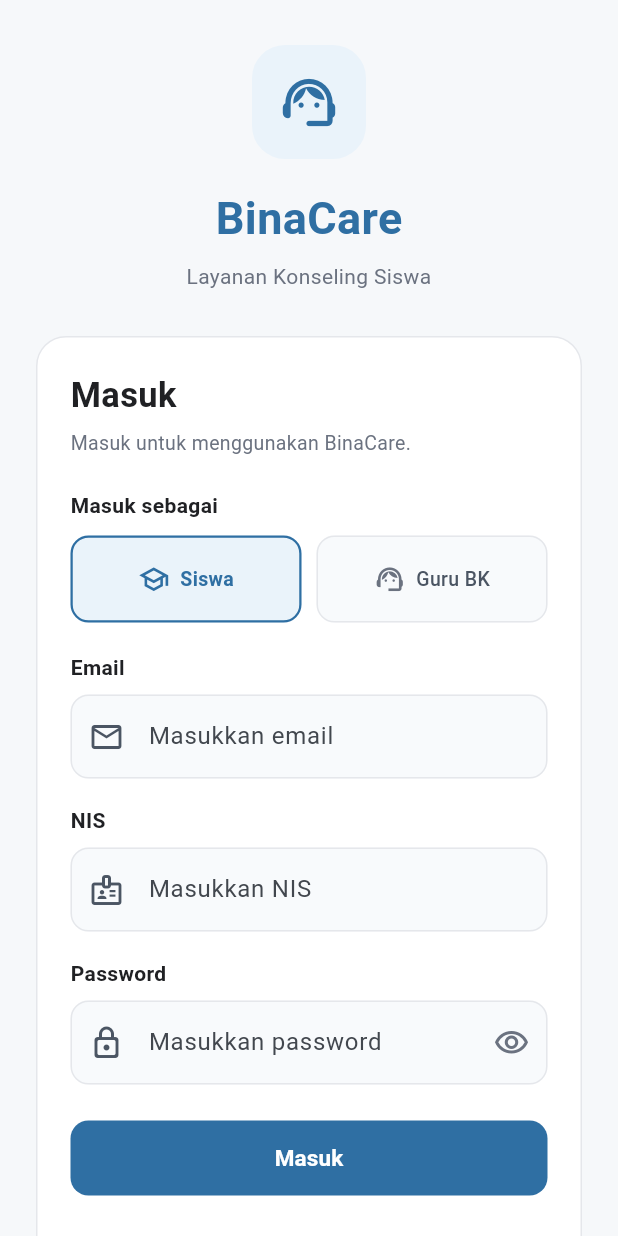
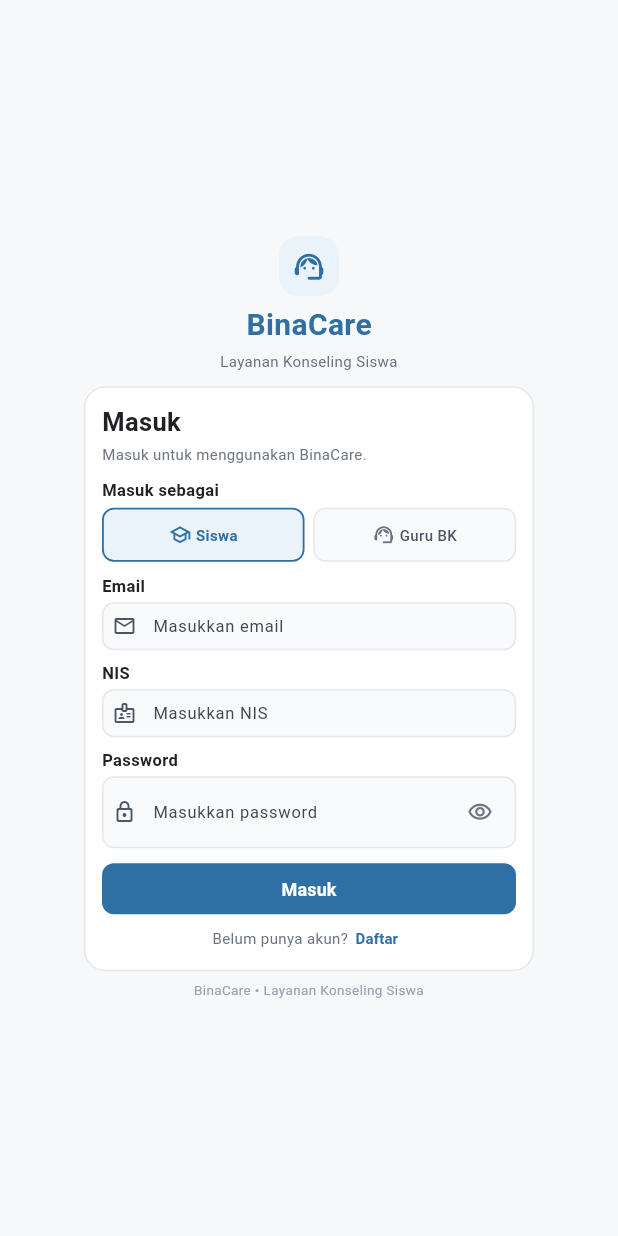
Before and after one commit to 2413025066/BinaCare, a Flutter app: the screen it shows after launch, on a phone screen of 412 x 824 dp. Run offline on Flutter 3.47's test engine with Material 3 defaults, Android fonts, the light colour scheme and no system bars; Roboto replaces fonts that are missing (Arial).

Commit message:
style: perkecil tampilan halaman login dan register

```diff
--- a/lib/pages/login_page.dart
+++ b/lib/pages/login_page.dart
@@ -1,3 +1,4 @@
+
 import 'package:flutter/material.dart';
 import 'register_page.dart';
 import 'student_dashboard.dart';
@@ -15,18 +16,14 @@ class _LoginPageState extends State<LoginPage> {
 
   final TextEditingController _emailController =
       TextEditingController();
-
   final TextEditingController _nisController =
       TextEditingController();
-
   final TextEditingController _nipController =
       TextEditingController();
-
   final TextEditingController _passwordController =
       TextEditingController();
 
   String selectedRole = 'Siswa';
-
   bool _obscurePassword = true;
 
   @override
@@ -44,9 +41,6 @@ class _LoginPageState extends State<LoginPage> {
     if (!_formKey.currentState!.validate()) {
       return;
     }
-
-    // LOGIN SEMENTARA
-    // Belum memeriksa data melalui database.
 
     if (selectedRole == 'Siswa') {
       Navigator.pushReplacement(
@@ -86,63 +80,64 @@ class _LoginPageState extends State<LoginPage> {
         child: Center(
           child: SingleChildScrollView(
             padding: const EdgeInsets.symmetric(
-              horizontal: 24,
-              vertical: 30,
+              horizontal: 16,
+              vertical: 8,
             ),
             child: ConstrainedBox(
               constraints: const BoxConstraints(
-                maxWidth: 430,
+                maxWidth: 300,
               ),
               child: Column(
+                mainAxisSize: MainAxisSize.min,
                 children: [
                   // ================= LOGO =================
 
                   Container(
-                    width: 76,
-                    height: 76,
+                    width: 40,
+                    height: 40,
                     decoration: BoxDecoration(
                       color: const Color(0xFFEAF3FA),
-                      borderRadius: BorderRadius.circular(22),
+                      borderRadius: BorderRadius.circular(13),
                     ),
                     child: const Icon(
                       Icons.support_agent_rounded,
                       color: Color(0xFF2F6FA3),
-                      size: 42,
+                      size: 23,
                     ),
                   ),
 
-                  const SizedBox(height: 18),
+                  const SizedBox(height: 5),
 
                   const Text(
                     'BinaCare',
                     style: TextStyle(
-                      fontSize: 30,
+                      fontSize: 20,
                       fontWeight: FontWeight.w700,
                       color: Color(0xFF2F6FA3),
                     ),
                   ),
 
-                  const SizedBox(height: 7),
+                  const SizedBox(height: 2),
 
                   const Text(
                     'Layanan Konseling Siswa',
                     textAlign: TextAlign.center,
                     style: TextStyle(
-                      fontSize: 14,
+                      fontSize: 10,
                       color: Color(0xFF6B7280),
                     ),
                   ),
 
-                  const SizedBox(height: 30),
+                  const SizedBox(height: 10),
 
                   // ================= CARD LOGIN =================
 
                   Container(
                     width: double.infinity,
-                    padding: const EdgeInsets.all(22),
+                    padding: const EdgeInsets.all(11),
                     decoration: BoxDecoration(
                       color: Colors.white,
-                      borderRadius: BorderRadius.circular(20),
+                      borderRadius: BorderRadius.circular(14),
                       border: Border.all(
                         color: const Color(0xFFE5E7EB),
                       ),
@@ -150,42 +145,34 @@ class _LoginPageState extends State<LoginPage> {
                     child: Form(
                       key: _formKey,
                       child: Column(
-                        crossAxisAlignment:
-                            CrossAxisAlignment.start,
+                        crossAxisAlignment: CrossAxisAlignment.start,
                         children: [
                           const Text(
                             'Masuk',
                             style: TextStyle(
-                              fontSize: 23,
+                              fontSize: 17,
                               fontWeight: FontWeight.w700,
                               color: Color(0xFF202124),
                             ),
                           ),
 
-                          const SizedBox(height: 6),
+                          const SizedBox(height: 2),
 
                           const Text(
                             'Masuk untuk menggunakan BinaCare.',
                             style: TextStyle(
-                              fontSize: 13,
+                              fontSize: 10,
                               color: Color(0xFF6B7280),
                             ),
                           ),
 
-                          const SizedBox(height: 22),
+                          const SizedBox(height: 9),
 
                           // ================= ROLE =================
 
-                          const Text(
-                            'Masuk sebagai',
-                            style: TextStyle(
-                              fontSize: 14,
-                              fontWeight: FontWeight.w600,
-                              color: Color(0xFF202124),
-                            ),
-                          ),
+                          _fieldLabel('Masuk sebagai'),
 
-                          const SizedBox(height: 10),
+                          const SizedBox(height: 4),
 
                           Row(
                             children: [
@@ -202,9 +189,7 @@ class _LoginPageState extends State<LoginPage> {
                                   },
                                 ),
                               ),
-
-                              const SizedBox(width: 10),
-
+                              const SizedBox(width: 6),
                               Expanded(
                                 child: _roleButton(
                                   title: 'Guru BK',
@@ -221,18 +206,19 @@ class _LoginPageState extends State<LoginPage> {
                             ],
                           ),
 
-                          const SizedBox(height: 20),
+                          const SizedBox(height: 8),
 
                           // ================= EMAIL =================
 
                           _fieldLabel('Email'),
 
-                          const SizedBox(height: 8),
+                          const SizedBox(height: 3),
 
                           TextFormField(
                             controller: _emailController,
                             keyboardType: TextInputType.emailAddress,
                             textInputAction: TextInputAction.next,
+                            style: const TextStyle(fontSize: 12),
                             decoration: _inputDecoration(
                               hint: 'Masukkan email',
                               icon: Icons.email_outlined,
@@ -254,7 +240,7 @@ class _LoginPageState extends State<LoginPage> {
                             },
                           ),
 
-                          const SizedBox(height: 18),
+                          const SizedBox(height: 7),
 
                           // ================= NIS / NIP =================
 
@@ -262,7 +248,7 @@ class _LoginPageState extends State<LoginPage> {
                             selectedRole == 'Siswa' ? 'NIS' : 'NIP',
                           ),
 
-                          const SizedBox(height: 8),
+                          const SizedBox(height: 3),
 
                           TextFormField(
                             controller: selectedRole == 'Siswa'
@@ -270,6 +256,7 @@ class _LoginPageState extends State<LoginPage> {
                                 : _nipController,
                             keyboardType: TextInputType.number,
                             textInputAction: TextInputAction.next,
+                            style: const TextStyle(fontSize: 12),
                             decoration: _inputDecoration(
                               hint: selectedRole == 'Siswa'
                                   ? 'Masukkan NIS'
@@ -288,23 +275,26 @@ class _LoginPageState extends State<LoginPage> {
                             },
                           ),
 
-                          const SizedBox(height: 18),
+                          const SizedBox(height: 7),
 
                           // ================= PASSWORD =================
 
                           _fieldLabel('Password'),
 
-                          const SizedBox(height: 8),
+                          const SizedBox(height: 3),
 
                           TextFormField(
                             controller: _passwordController,
                             obscureText: _obscurePassword,
                             textInputAction: TextInputAction.done,
                             onFieldSubmitted: (_) => _login(),
+                            style: const TextStyle(fontSize: 12),
                             decoration: _inputDecoration(
                               hint: 'Masukkan password',
                               icon: Icons.lock_outline_rounded,
                               suffixIcon: IconButton(
+                                visualDensity: VisualDensity.compact,
+                                padding: EdgeInsets.zero,
                                 onPressed: () {
                                   setState(() {
                                     _obscurePassword =
@@ -316,6 +306,7 @@ class _LoginPageState extends State<LoginPage> {
                                       ? Icons.visibility_outlined
                                       : Icons.visibility_off_outlined,
                                   color: const Color(0xFF6B7280),
+                                  size: 17,
                                 ),
                               ),
                             ),
@@ -332,13 +323,13 @@ class _LoginPageState extends State<LoginPage> {
                             },
                           ),
 
-                          const SizedBox(height: 24),
+                          const SizedBox(height: 10),
 
                           // ================= LOGIN BUTTON =================
 
                           SizedBox(
                             width: double.infinity,
-                            height: 50,
+                            height: 34,
                             child: ElevatedButton(
                               onPressed: _login,
                               style: ElevatedButton.styleFrom(
@@ -346,22 +337,24 @@ class _LoginPageState extends State<LoginPage> {
                                     const Color(0xFF2F6FA3),
                                 foregroundColor: Colors.white,
                                 elevation: 0,
+                                padding: EdgeInsets.zero,
+                                minimumSize: Size.zero,
                                 shape: RoundedRectangleBorder(
                                   borderRadius:
-                                      BorderRadius.circular(12),
+                                      BorderRadius.circular(8),
                                 ),
                               ),
                               child: const Text(
                                 'Masuk',
                                 style: TextStyle(
-                                  fontSize: 15,
+                                  fontSize: 12,
                                   fontWeight: FontWeight.w700,
                                 ),
                               ),
                             ),
                           ),
 
-                          const SizedBox(height: 20),
+                          const SizedBox(height: 6),
 
                           // ================= REGISTER =================
 
@@ -372,19 +365,27 @@ class _LoginPageState extends State<LoginPage> {
                                 child: Text(
                                   'Belum punya akun?',
                                   style: TextStyle(
-                                    fontSize: 13,
+                                    fontSize: 10,
                                     color: Color(0xFF6B7280),
                                   ),
                                 ),
                               ),
-
                               TextButton(
                                 onPressed: _openRegister,
+                                style: TextButton.styleFrom(
+                                  padding: const EdgeInsets.symmetric(
+                                    horizontal: 5,
+                                    vertical: 3,
+                                  ),
+                                  minimumSize: Size.zero,
+                                  tapTargetSize:
+                                      MaterialTapTargetSize.shrinkWrap,
+                                ),
                                 child: const Text(
                                   'Daftar',
                                   style: TextStyle(
                                     color: Color(0xFF2F6FA3),
-                                    fontSize: 13,
+                                    fontSize: 10,
                                     fontWeight: FontWeight.w700,
                                   ),
                                 ),
@@ -396,12 +397,13 @@ class _LoginPageState extends State<LoginPage> {
                     ),
                   ),
 
-                  const SizedBox(height: 18),
+                  const SizedBox(height: 6),
 
                   const Text(
                     'BinaCare • Layanan Konseling Siswa',
+                    textAlign: TextAlign.center,
                     style: TextStyle(
-                      fontSize: 11,
+                      fontSize: 9,
                       color: Color(0xFF9CA3AF),
                     ),
                   ),
@@ -420,7 +422,7 @@ class _LoginPageState extends State<LoginPage> {
     return Text(
       title,
       style: const TextStyle(
-        fontSize: 14,
+        fontSize: 11,
         fontWeight: FontWeight.w600,
         color: Color(0xFF202124),
       ),
@@ -436,28 +438,39 @@ class _LoginPageState extends State<LoginPage> {
   }) {
     return InputDecoration(
       hintText: hint,
+      hintStyle: const TextStyle(fontSize: 11),
       prefixIcon: Icon(
         icon,
         color: const Color(0xFF4B5563),
+        size: 16,
       ),
       suffixIcon: suffixIcon,
+      isDense: true,
+      contentPadding: const EdgeInsets.symmetric(
+        horizontal: 7,
+        vertical: 7,
+      ),
+      prefixIconConstraints: const BoxConstraints(
+        minWidth: 30,
+        minHeight: 30,
+      ),
       filled: true,
       fillColor: const Color(0xFFF8FAFC),
       border: OutlineInputBorder(
-        borderRadius: BorderRadius.circular(12),
+        borderRadius: BorderRadius.circular(8),
         borderSide: BorderSide.none,
       ),
       enabledBorder: OutlineInputBorder(
-        borderRadius: BorderRadius.circular(12),
+        borderRadius: BorderRadius.circular(8),
         borderSide: const BorderSide(
           color: Color(0xFFE5E7EB),
         ),
       ),
       focusedBorder: OutlineInputBorder(
-        borderRadius: BorderRadius.circular(12),
+        borderRadius: BorderRadius.circular(8),
         borderSide: const BorderSide(
           color: Color(0xFF2F6FA3),
-          width: 1.5,
+          width: 1.2,
         ),
       ),
     );
@@ -475,19 +488,19 @@ class _LoginPageState extends State<LoginPage> {
       color: selected
           ? const Color(0xFFEAF3FA)
           : const Color(0xFFF8FAFC),
-      borderRadius: BorderRadius.circular(12),
+      borderRadius: BorderRadius.circular(8),
       child: InkWell(
         onTap: onTap,
-        borderRadius: BorderRadius.circular(12),
+        borderRadius: BorderRadius.circular(8),
         child: Container(
-          height: 58,
+          height: 36,
           decoration: BoxDecoration(
-            borderRadius: BorderRadius.circular(12),
+            borderRadius: BorderRadius.circular(8),
             border: Border.all(
               color: selected
                   ? const Color(0xFF2F6FA3)
                   : const Color(0xFFE5E7EB),
-              width: selected ? 1.5 : 1,
+              width: selected ? 1.2 : 1,
             ),
           ),
           child: Row(
@@ -495,24 +508,25 @@ class _LoginPageState extends State<LoginPage> {
             children: [
               Icon(
                 icon,
-                size: 21,
+                size: 15,
                 color: selected
                     ? const Color(0xFF2F6FA3)
                     : const Color(0xFF6B7280),
               ),
-
-              const SizedBox(width: 7),
-
-              Text(
+              const SizedBox(width: 3),
+              Flexible(
+                child: Text(
                   title,
+                  overflow: TextOverflow.ellipsis,
                   style: TextStyle(
-                  fontSize: 13,
+                    fontSize: 10,
                     fontWeight: selected
                         ? FontWeight.w700
                         : FontWeight.w500,
                     color: selected
                         ? const Color(0xFF2F6FA3)
                         : const Color(0xFF4B5563),
+                  ),
                 ),
               ),
             ],
```
Also changed, not shown: lib/pages/register_page.dart (+160 -40 lines). Lines whose indentation alone changed are shown as unchanged.
